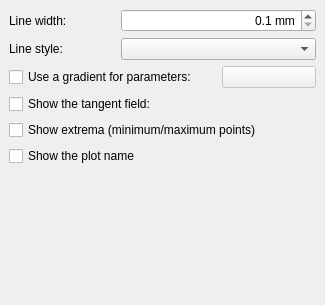
Above: kmplot/plotstylewidget.ui from KDE/kmplot before the change. Below: the same form after it.
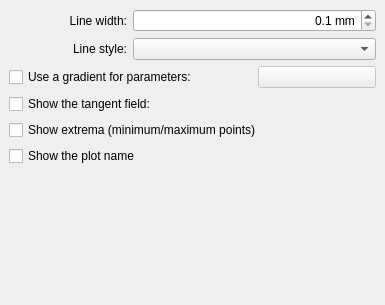
That is the form after the change. Custom widgets are drawn as their Qt base class.

Commit message: follow KDE HIG about labels: http://techbase.kde.org/Projects/Usability/HIG/Form_Label_Alignment

The edit to the form file:
```diff
--- a/kmplot/plotstylewidget.ui
+++ b/kmplot/plotstylewidget.ui
@@ -1,11 +1,11 @@
 <ui version="4.0" >
  <class>PlotStyleWidget</class>
- <widget class="QWidget" name="PlotStyleWidget" >
-  <property name="geometry" >
+ <widget class="QWidget" name="PlotStyleWidget">
+  <property name="geometry">
    <rect>
     <x>0</x>
     <y>0</y>
-    <width>325</width>
+    <width>385</width>
     <height>305</height>
    </rect>
   </property>
@@ -72,6 +72,9 @@
      <property name="text" >
       <string>Line style:</string>
      </property>
+     <property name="alignment">
+      <set>Qt::AlignRight|Qt::AlignTrailing|Qt::AlignVCenter</set>
+     </property>
     </widget>
    </item>
    <item row="1" column="1" colspan="2" >
@@ -82,7 +85,10 @@
      <property name="text" >
       <string>Line width:</string>
      </property>
-     <property name="buddy" >
+     <property name="alignment">
+      <set>Qt::AlignRight|Qt::AlignTrailing|Qt::AlignVCenter</set>
+     </property>
+     <property name="buddy">
       <cstring>lineStyle</cstring>
      </property>
     </widget>
@@ -98,8 +104,8 @@
      <property name="decimals" >
       <number>1</number>
      </property>
-     <property name="minimum" >
-      <double>0.1</double>
+     <property name="minimum">
+      <double>0.100000000000000</double>
      </property>
      <property name="singleStep" >
       <double>0.1</double>
@@ -109,16 +115,16 @@
   </layout>
  </widget>
  <customwidgets>
-  <customwidget>
-   <class>KGradientButton</class>
-   <extends>QPushButton</extends>
-   <header>kgradientdialog.h</header>
-  </customwidget>
   <customwidget>
    <class>KComboBox</class>
    <extends>QComboBox</extends>
    <header>kcombobox.h</header>
   </customwidget>
+  <customwidget>
+   <class>KGradientButton</class>
+   <extends>QPushButton</extends>
+   <header>kgradientdialog.h</header>
+  </customwidget>
  </customwidgets>
  <tabstops>
   <tabstop>lineStyle</tabstop>
```
Left out of the diff: 81 changed lines with no effect on the pictures. The commit also changes 10 other files.
